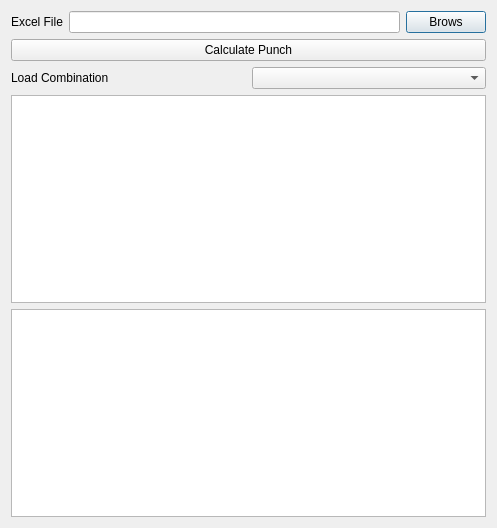
This is safe/punch/punchPanel.ui in ebrahimraeyat/OSAFE as Qt 5 draws it before an edit. The edited form follows.
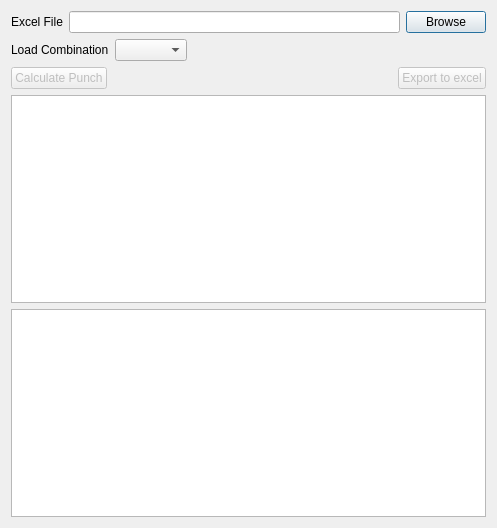
This is the edited form.

Commit message: calculate punch ratio for all columns and export to excel

Patch:
```diff
--- a/safe/punch/punchPanel.ui
+++ b/safe/punch/punchPanel.ui
@@ -29,19 +29,12 @@
      <item>
       <widget class="QPushButton" name="excel_button">
        <property name="text">
-        <string>Brows</string>
+        <string>Browse</string>
        </property>
       </widget>
      </item>
     </layout>
    </item>
-   <item>
-    <widget class="QPushButton" name="calculate_punch_button">
-     <property name="text">
-      <string>Calculate Punch</string>
-     </property>
-    </widget>
-   </item>
    <item>
     <layout class="QHBoxLayout" name="horizontalLayout_2">
      <item>
@@ -53,6 +46,56 @@
      </item>
      <item>
       <widget class="QComboBox" name="load_combination_box"/>
+     </item>
+     <item>
+      <spacer name="horizontalSpacer_2">
+       <property name="orientation">
+        <enum>Qt::Horizontal</enum>
+       </property>
+       <property name="sizeHint" stdset="0">
+        <size>
+         <width>40</width>
+         <height>20</height>
+        </size>
+       </property>
+      </spacer>
+     </item>
+    </layout>
+   </item>
+   <item>
+    <layout class="QHBoxLayout" name="horizontalLayout_3">
+     <item>
+      <widget class="QPushButton" name="calculate_punch_button">
+       <property name="enabled">
+        <bool>false</bool>
+       </property>
+       <property name="text">
+        <string>Calculate Punch</string>
+       </property>
+      </widget>
+     </item>
+     <item>
+      <spacer name="horizontalSpacer">
+       <property name="orientation">
+        <enum>Qt::Horizontal</enum>
+       </property>
+       <property name="sizeHint" stdset="0">
+        <size>
+         <width>40</width>
+         <height>20</height>
+        </size>
+       </property>
+      </spacer>
+     </item>
+     <item>
+      <widget class="QPushButton" name="export_excel_button">
+       <property name="enabled">
+        <bool>false</bool>
+       </property>
+       <property name="text">
+        <string>Export to excel</string>
+       </property>
+      </widget>
      </item>
     </layout>
    </item>
```
The commit also changes 3 other files.
